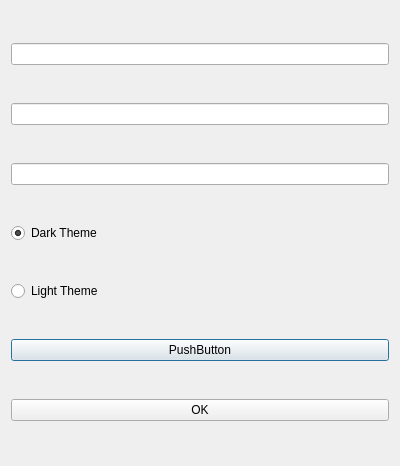
The window that settings.ui (iliarahbar/SafeChat) describes before a commit, drawn with Qt 5.
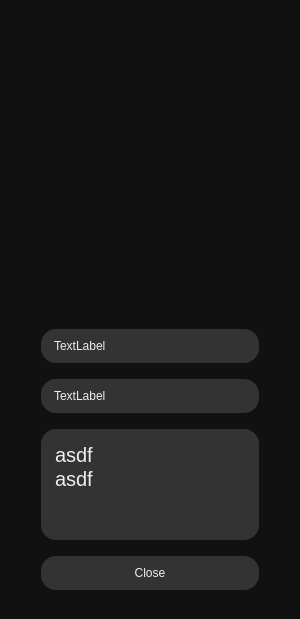
The same window after the commit. The open tabs and pages were chosen to show the change. Icons and pictures are not drawn.

Diff of the .ui file:
```diff
--- a/settings.ui
+++ b/settings.ui
@@ -6,52 +6,335 @@
    <rect>
     <x>0</x>
     <y>0</y>
-    <width>400</width>
-    <height>466</height>
+    <width>300</width>
+    <height>619</height>
    </rect>
   </property>
   <property name="windowTitle">
    <string>Dialog</string>
   </property>
+  <property name="styleSheet">
+   <string notr="true">background-color: #111111;
+color: #EEEEEE;
+border-radius: 15px;
+font: 15pt &quot;Cantarell&quot;;</string>
+  </property>
   <layout class="QVBoxLayout" name="verticalLayout">
+   <property name="spacing">
+    <number>0</number>
+   </property>
+   <property name="leftMargin">
+    <number>0</number>
+   </property>
+   <property name="topMargin">
+    <number>0</number>
+   </property>
+   <property name="rightMargin">
+    <number>0</number>
+   </property>
+   <property name="bottomMargin">
+    <number>0</number>
+   </property>
    <item>
-    <widget class="QLineEdit" name="lineEdit"/>
-   </item>
-   <item>
-    <widget class="QLineEdit" name="lineEdit_2"/>
-   </item>
-   <item>
-    <widget class="QLineEdit" name="lineEdit_3"/>
-   </item>
-   <item>
-    <widget class="QRadioButton" name="radioButton">
-     <property name="text">
-      <string>Dark Theme</string>
-     </property>
-     <property name="checked">
-      <bool>true</bool>
-     </property>
-    </widget>
-   </item>
-   <item>
-    <widget class="QRadioButton" name="radioButton_2">
-     <property name="text">
-      <string>Light Theme</string>
-     </property>
-    </widget>
-   </item>
-   <item>
-    <widget class="QPushButton" name="pushButton_2">
-     <property name="text">
-      <string>PushButton</string>
-     </property>
-    </widget>
-   </item>
-   <item>
-    <widget class="QPushButton" name="pushButton">
-     <property name="text">
-      <string>OK</string>
-     </property>
+    <widget class="QStackedWidget" name="stackedWidget">
+     <widget class="QWidget" name="settings">
+      <layout class="QVBoxLayout" name="verticalLayout_2">
+       <item>
+        <widget class="QLineEdit" name="lineEdit"/>
+       </item>
+       <item>
+        <widget class="QLineEdit" name="lineEdit_2"/>
+       </item>
+       <item>
+        <widget class="QLineEdit" name="lineEdit_3"/>
+       </item>
+       <item>
+        <widget class="QRadioButton" name="radioButton">
+         <property name="cursor">
+          <cursorShape>PointingHandCursor</cursorShape>
+         </property>
+         <property name="text">
+          <string>Dark Theme</string>
+         </property>
+         <property name="checked">
+          <bool>true</bool>
+         </property>
+        </widget>
+       </item>
+       <item>
+        <widget class="QRadioButton" name="radioButton_2">
+         <property name="cursor">
+          <cursorShape>PointingHandCursor</cursorShape>
+         </property>
+         <property name="text">
+          <string>Light Theme</string>
+         </property>
+        </widget>
+       </item>
+       <item>
+        <widget class="QPushButton" name="pushButton_2">
+         <property name="cursor">
+          <cursorShape>PointingHandCursor</cursorShape>
+         </property>
+         <property name="focusPolicy">
+          <enum>Qt::TabFocus</enum>
+         </property>
+         <property name="text">
+          <string>PushButton</string>
+         </property>
+        </widget>
+       </item>
+       <item>
+        <widget class="QPushButton" name="pushButton">
+         <property name="cursor">
+          <cursorShape>PointingHandCursor</cursorShape>
+         </property>
+         <property name="focusPolicy">
+          <enum>Qt::TabFocus</enum>
+         </property>
+         <property name="text">
+          <string>OK</string>
+         </property>
+        </widget>
+       </item>
+      </layout>
+     </widget>
+     <widget class="QWidget" name="profile">
+      <property name="styleSheet">
+       <string notr="true">padding: 10px;
+margin: 5px;</string>
+      </property>
+      <layout class="QVBoxLayout" name="verticalLayout_4">
+       <property name="spacing">
+        <number>0</number>
+       </property>
+       <property name="leftMargin">
+        <number>0</number>
+       </property>
+       <property name="topMargin">
+        <number>0</number>
+       </property>
+       <property name="rightMargin">
+        <number>0</number>
+       </property>
+       <property name="bottomMargin">
+        <number>0</number>
+       </property>
+       <item>
+        <widget class="QLabel" name="label_3">
+         <property name="sizePolicy">
+          <sizepolicy hsizetype="Preferred" vsizetype="Expanding">
+           <horstretch>0</horstretch>
+           <verstretch>0</verstretch>
+          </sizepolicy>
+         </property>
+         <property name="minimumSize">
+          <size>
+           <width>300</width>
+           <height>300</height>
+          </size>
+         </property>
+         <property name="sizeIncrement">
+          <size>
+           <width>1</width>
+           <height>1</height>
+          </size>
+         </property>
+         <property name="styleSheet">
+          <string notr="true">padding: 00px;
+margin: 0px;</string>
+         </property>
+         <property name="text">
+          <string/>
+         </property>
+         <property name="pixmap">
+          <pixmap resource="file.qrc">:/newPrefix/misc/profile.png</pixmap>
+         </property>
+         <property name="scaledContents">
+          <bool>true</bool>
+         </property>
+        </widget>
+       </item>
+       <item>
+        <widget class="QFrame" name="frame">
+         <property name="frameShape">
+          <enum>QFrame::StyledPanel</enum>
+         </property>
+         <property name="frameShadow">
+          <enum>QFrame::Raised</enum>
+         </property>
+         <layout class="QGridLayout" name="gridLayout">
+          <item row="3" column="1">
+           <widget class="QTextBrowser" name="textBrowser">
+            <property name="styleSheet">
+             <string notr="true">background-color: #333333;</string>
+            </property>
+            <property name="html">
+             <string>&lt;!DOCTYPE HTML PUBLIC &quot;-//W3C//DTD HTML 4.0//EN&quot; &quot;http://www.w3.org/TR/REC-html40/strict.dtd&quot;&gt;
+&lt;html&gt;&lt;head&gt;&lt;meta name=&quot;qrichtext&quot; content=&quot;1&quot; /&gt;&lt;style type=&quot;text/css&quot;&gt;
+p, li { white-space: pre-wrap; }
+&lt;/style&gt;&lt;/head&gt;&lt;body style=&quot; font-family:'Cantarell'; font-size:15pt; font-weight:400; font-style:normal;&quot;&gt;
+&lt;p style=&quot; margin-top:0px; margin-bottom:0px; margin-left:0px; margin-right:0px; -qt-block-indent:0; text-indent:0px;&quot;&gt;asdf&lt;/p&gt;
+&lt;p style=&quot; margin-top:0px; margin-bottom:0px; margin-left:0px; margin-right:0px; -qt-block-indent:0; text-indent:0px;&quot;&gt;asdf&lt;/p&gt;&lt;/body&gt;&lt;/html&gt;</string>
+            </property>
+           </widget>
+          </item>
+          <item row="1" column="1">
+           <widget class="QLabel" name="label_2">
+            <property name="styleSheet">
+             <string notr="true">background-color: #333333;</string>
+            </property>
+            <property name="text">
+             <string>TextLabel</string>
+            </property>
+           </widget>
+          </item>
+          <item row="3" column="0">
+           <spacer name="horizontalSpacer">
+            <property name="orientation">
+             <enum>Qt::Horizontal</enum>
+            </property>
+            <property name="sizeHint" stdset="0">
+             <size>
+              <width>40</width>
+              <height>20</height>
+             </size>
+            </property>
+           </spacer>
+          </item>
+          <item row="4" column="1">
+           <widget class="QPushButton" name="pushButton_3">
+            <property name="cursor">
+             <cursorShape>PointingHandCursor</cursorShape>
+            </property>
+            <property name="focusPolicy">
+             <enum>Qt::TabFocus</enum>
+            </property>
+            <property name="styleSheet">
+             <string notr="true">QPushButton {
+    background-color: #333333;
+}
+
+QPushButton:hover {
+    background-color: #444444;
+}
+
+QPushButton:pressed {
+    background-color: #222222;
+}
+</string>
+            </property>
+            <property name="text">
+             <string>Close</string>
+            </property>
+           </widget>
+          </item>
+          <item row="0" column="1">
+           <widget class="QLabel" name="label">
+            <property name="styleSheet">
+             <string notr="true">background-color: #333333;</string>
+            </property>
+            <property name="text">
+             <string>TextLabel</string>
+            </property>
+           </widget>
+          </item>
+          <item row="3" column="2">
+           <spacer name="horizontalSpacer_2">
+            <property name="orientation">
+             <enum>Qt::Horizontal</enum>
+            </property>
+            <property name="sizeHint" stdset="0">
+             <size>
+              <width>40</width>
+              <height>20</height>
+             </size>
+            </property>
+           </spacer>
+          </item>
+         </layout>
+        </widget>
+       </item>
+      </layout>
+     </widget>
+     <widget class="QWidget" name="newcontact">
+      <property name="styleSheet">
+       <string notr="true">padding: 10px;
+margin: 5px;</string>
+      </property>
+      <layout class="QVBoxLayout" name="verticalLayout_5">
+       <item>
+        <spacer name="verticalSpacer_2">
+         <property name="orientation">
+          <enum>Qt::Vertical</enum>
+         </property>
+         <property name="sizeHint" stdset="0">
+          <size>
+           <width>20</width>
+           <height>40</height>
+          </size>
+         </property>
+        </spacer>
+       </item>
+       <item>
+        <widget class="QLabel" name="label_4">
+         <property name="text">
+          <string/>
+         </property>
+        </widget>
+       </item>
+       <item>
+        <widget class="QLineEdit" name="lineEdit_4">
+         <property name="styleSheet">
+          <string notr="true">background-color: #333333;</string>
+         </property>
+         <property name="placeholderText">
+          <string>Username</string>
+         </property>
+        </widget>
+       </item>
+       <item>
+        <widget class="QPushButton" name="pushButton_4">
+         <property name="cursor">
+          <cursorShape>PointingHandCursor</cursorShape>
+         </property>
+         <property name="focusPolicy">
+          <enum>Qt::TabFocus</enum>
+         </property>
+         <property name="styleSheet">
+          <string notr="true">QPushButton {
+    background-color: #333333;
+}
+
+QPushButton:hover {
+    background-color: #444444;
+}
+
+QPushButton:pressed {
+    background-color: #222222;
+}
+</string>
+         </property>
+         <property name="text">
+          <string>Add</string>
+         </property>
+        </widget>
+       </item>
+       <item>
+        <spacer name="verticalSpacer">
+         <property name="orientation">
+          <enum>Qt::Vertical</enum>
+         </property>
+         <property name="sizeHint" stdset="0">
+          <size>
+           <width>20</width>
+           <height>40</height>
+          </size>
+         </property>
+        </spacer>
+       </item>
+      </layout>
+     </widget>
     </widget>
    </item>
   </layout>
```
Left out of the diff: 23 changed lines with no effect on the pictures.
